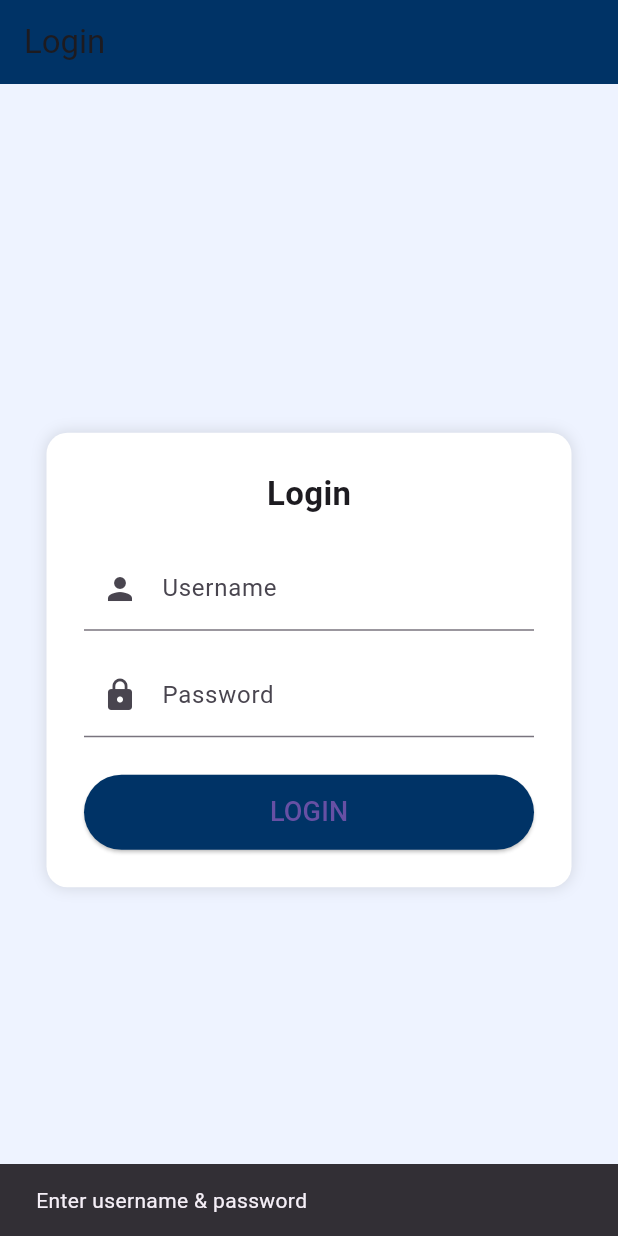
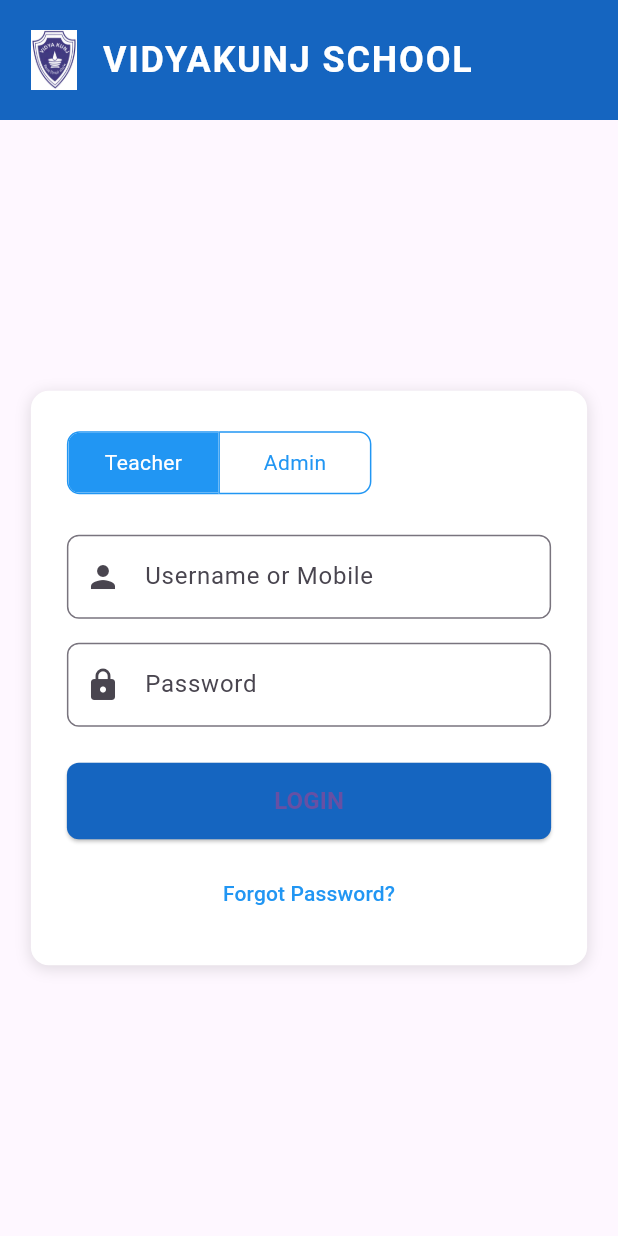
Before and after one commit to vidyakunj/vidyakunj-full-ready, a Flutter app: the screen it shows after launch, after a tap on "LOGIN", on a phone screen of 412 x 824 dp. Run offline on Flutter 3.47's test engine with Material 3 defaults, Android fonts, the phone set to English and light mode, and no system bars; our stand-ins replace csv, file_picker, shared_preferences.

Commit message:
Update login_screen.dart

```diff
--- a/lib/screens/login_screen.dart
+++ b/lib/screens/login_screen.dart
@@ -1,143 +1,179 @@
-import 'dart:convert';
 import 'package:flutter/material.dart';
-import 'package:http/http.dart' as http;
-import 'package:shared_preferences/shared_preferences.dart';
 
-import '../config.dart';
-import 'new_attendance_screen.dart';
-import 'teacher_dashboard.dart';
-import 'admin_dashboard.dart';
+void main() {
+  runApp(const MyApp());
+}
+
+class MyApp extends StatelessWidget {
+  const MyApp({super.key});
+  @override
+  Widget build(BuildContext context) {
+    return MaterialApp(
+      title: 'Vidyakunj Login',
+      theme: ThemeData(
+        primarySwatch: Colors.blue,
+      ),
+      home: const LoginScreen(),
+    );
+  }
+}
 
 class LoginScreen extends StatefulWidget {
   const LoginScreen({super.key});
-
   @override
   State<LoginScreen> createState() => _LoginScreenState();
 }
 
 class _LoginScreenState extends State<LoginScreen> {
-  final TextEditingController _userCtrl = TextEditingController();
-  final TextEditingController _passCtrl = TextEditingController();
-
-  bool loading = false;
-
-  void _showSnack(String msg) {
-    ScaffoldMessenger.of(context)
-        .showSnackBar(SnackBar(content: Text(msg)));
-  }
-
-  Future<void> _login() async {
-    if (_userCtrl.text.isEmpty || _passCtrl.text.isEmpty) {
-      _showSnack("Enter username & password");
-      return;
-    }
-
-    setState(() => loading = true);
-
-    final res = await http.post(
-      Uri.parse("$SERVER_URL/login"),
-      headers: {"Content-Type": "application/json"},
-      body: jsonEncode({
-        "username": _userCtrl.text.trim(),
-        "password": _passCtrl.text.trim()
-      }),
-    );
-
-    setState(() => loading = false);
-
-    final data = jsonDecode(res.body);
-
-    if (data["success"] != true) {
-      _showSnack("Invalid login");
-      return;
-    }
-
-    final prefs = await SharedPreferences.getInstance();
-    await prefs.setBool("loggedIn", true);
-    await prefs.setString("role", data["role"]);
-
-    if (data["role"] == "teacher") {
-      Navigator.pushReplacement(
-        context,
-        MaterialPageRoute(builder: (_) => const TeacherDashboard()),
-      );
-    } else {
-      Navigator.pushReplacement(
-        context,
-        MaterialPageRoute(builder: (_) => const AdminDashboard()),
-      );
-    }
-  }
+  // Role selection state: [Teacher, Admin]
+  List<bool> _isSelected = [true, false];
+  final TextEditingController _usernameController = TextEditingController();
+  final TextEditingController _passwordController = TextEditingController();
 
   @override
   Widget build(BuildContext context) {
-    const navy = Color(0xff003366);
+    // Determine form width for responsiveness
+    final double screenWidth = MediaQuery.of(context).size.width;
+    final double formWidth = screenWidth * 0.9 > 400 ? 400 : screenWidth * 0.9;
 
     return Scaffold(
-      backgroundColor: const Color(0xffeef3ff),
-      appBar: AppBar(
-        backgroundColor: navy,
-        title: const Text("Login"),
+      body: Column(
+        children: [
+          // Top banner with logo and school name
+          Container(
+            color: Colors.blue[800],
+            width: double.infinity,
+            padding: const EdgeInsets.symmetric(vertical: 20, horizontal: 16),
+            child: Row(
+              children: [
+                // Logo placeholder: replace with actual asset
+                Image.asset(
+                  'assets/logo.png',
+                  height: 40,
+                  width: 40,
                 ),
-      body: Center(
+                const SizedBox(width: 12),
+                const Text(
+                  'VIDYAKUNJ SCHOOL',
+                  style: TextStyle(
+                    color: Colors.white,
+                    fontSize: 24,
+                    fontWeight: FontWeight.bold,
+                    letterSpacing: 1.2,
+                  ),
+                ),
+              ],
+            ),
+          ),
+          // Main content area, centered
+          Expanded(
+            child: Center(
               child: SingleChildScrollView(
+                padding: const EdgeInsets.all(16),
                 child: Container(
-            padding: const EdgeInsets.all(25),
-            width: 350,
+                  width: formWidth,
+                  padding: const EdgeInsets.all(24),
                   decoration: BoxDecoration(
                     color: Colors.white,
-              borderRadius: BorderRadius.circular(14),
+                    borderRadius: BorderRadius.circular(12),
                     boxShadow: [
                       BoxShadow(
                         color: Colors.black12,
                         blurRadius: 8,
-                )
+                        offset: const Offset(0, 2),
+                      ),
                     ],
                   ),
                   child: Column(
+                    crossAxisAlignment: CrossAxisAlignment.stretch,
                     children: [
-                const Text("Login",
-                    style: TextStyle(
-                        fontSize: 22, fontWeight: FontWeight.bold)),
-                const SizedBox(height: 20),
-
-                TextField(
-                  controller: _userCtrl,
-                  decoration: const InputDecoration(
-                    labelText: "Username",
-                    prefixIcon: Icon(Icons.person),
+                      // Role selection toggle buttons
+                      ToggleButtons(
+                        borderRadius: BorderRadius.circular(8),
+                        borderColor: Colors.blue,
+                        selectedBorderColor: Colors.blue,
+                        fillColor: Colors.blue,
+                        selectedColor: Colors.white,
+                        color: Colors.blue,
+                        constraints: const BoxConstraints(minHeight: 40.0, minWidth: 100.0),
+                        isSelected: _isSelected,
+                        onPressed: (int index) {
+                          setState(() {
+                            // Make selection mutually exclusive
+                            for (int i = 0; i < _isSelected.length; i++) {
+                              _isSelected[i] = i == index;
+                            }
+                          });
+                        },
+                        children: const [
+                          Text('Teacher'),
+                          Text('Admin'),
+                        ],
+                      ),
+                      const SizedBox(height: 24),
+                      // Username / Mobile input
+                      TextFormField(
+                        controller: _usernameController,
+                        decoration: InputDecoration(
+                          hintText: 'Username or Mobile',
+                          prefixIcon: const Icon(Icons.person),
+                          border: OutlineInputBorder(
+                            borderRadius: BorderRadius.circular(8),
                           ),
                         ),
-
-                const SizedBox(height: 15),
-
-                TextField(
-                  controller: _passCtrl,
-                  obscureText: true,
-                  decoration: const InputDecoration(
-                    labelText: "Password",
-                    prefixIcon: Icon(Icons.lock),
+                      ),
+                      const SizedBox(height: 16),
+                      // Password input
+                      TextFormField(
+                        controller: _passwordController,
+                        decoration: InputDecoration(
+                          hintText: 'Password',
+                          prefixIcon: const Icon(Icons.lock),
+                          border: OutlineInputBorder(
+                            borderRadius: BorderRadius.circular(8),
                           ),
                         ),
-
-                const SizedBox(height: 25),
-
-                loading
-                    ? const CircularProgressIndicator()
-                    : ElevatedButton(
+                        obscureText: true,
+                      ),
+                      const SizedBox(height: 24),
+                      // Login button
+                      ElevatedButton(
+                        onPressed: () {
+                          // TODO: Implement login logic
+                        },
                         style: ElevatedButton.styleFrom(
-                          backgroundColor: navy,
-                          minimumSize: const Size(double.infinity, 50),
+                          backgroundColor: Colors.blue[800],
+                          padding: const EdgeInsets.symmetric(vertical: 14),
+                          shape: RoundedRectangleBorder(
+                            borderRadius: BorderRadius.circular(8),
                           ),
-                        onPressed: _login,
-                        child: const Text("LOGIN",
-                            style: TextStyle(fontSize: 18)),
+                        ),
+                        child: const Text(
+                          'LOGIN',
+                          style: TextStyle(fontSize: 16, fontWeight: FontWeight.bold),
+                        ),
+                      ),
+                      const SizedBox(height: 12),
+                      // Forgot Password link
+                      Center(
+                        child: TextButton(
+                          onPressed: () {
+                            // TODO: Navigate to forgot password
+                          },
+                          child: const Text(
+                            'Forgot Password?',
+                            style: TextStyle(color: Colors.blue),
+                          ),
+                        ),
                       ),
                     ],
                   ),
                 ),
               ),
             ),
+          ),
+        ],
+      ),
     );
   }
 }
```
Lines whose indentation alone changed are shown as unchanged.
